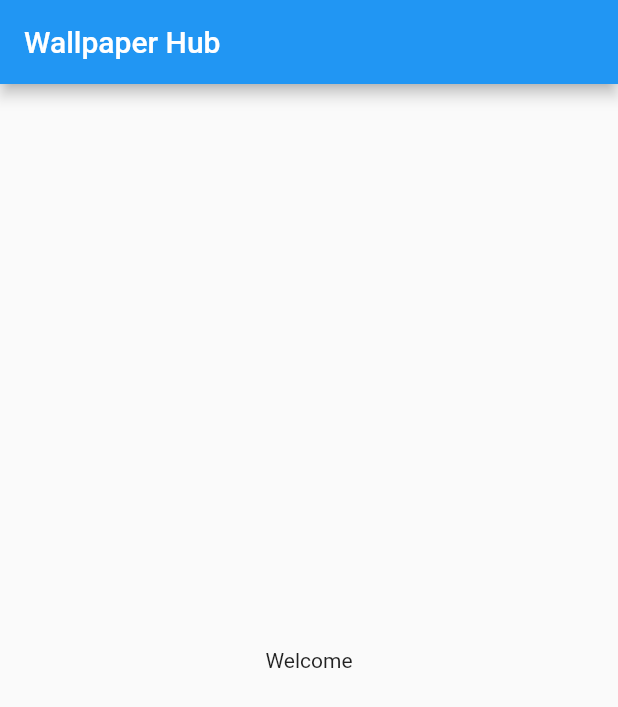
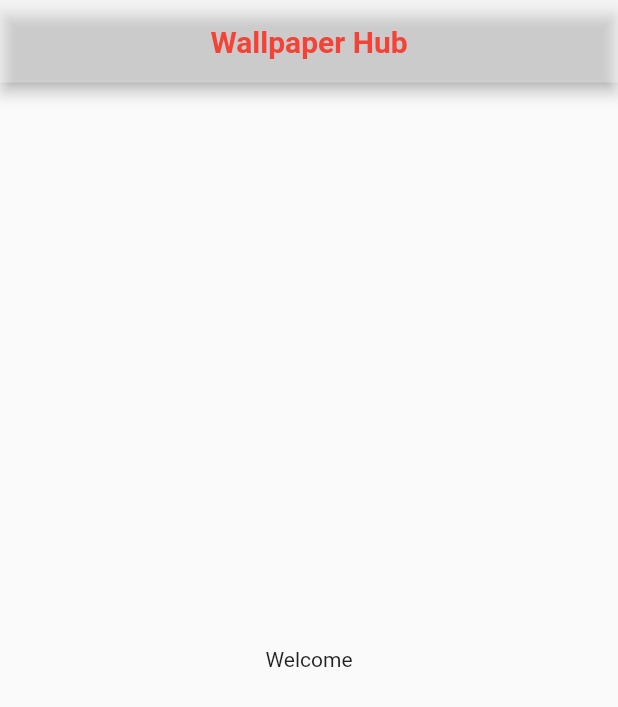
Before and after one commit to champ96k/wallpaper_hub, a Flutter app: the screen it shows after launch, on a phone screen of 412 x 824 dp. Shown: the top 707 px of the screen. Run offline on Flutter 3.47's test engine with Material 2 defaults, Android fonts, the phone set to English and light mode, and no system bars; our stand-ins replace flutter_svg.

Commit message:
basic setup implemented

```diff
--- /dev/null
+++ b/lib/core/app_configs/screen_names.dart
@@ -0,0 +1,3 @@
+class ScreenNames {
+  static const String homepage = 'HomePage';
+}
--- /dev/null
+++ b/lib/core/constants/constant.dart
@@ -0,0 +1 @@
+class Constants {}
--- /dev/null
+++ b/lib/core/core.dart
@@ -0,0 +1 @@
+//Exports core imports
--- a/lib/main.dart
+++ b/lib/main.dart
@@ -1,4 +1,5 @@
 import 'package:flutter/material.dart';
+import 'package:wallpaper_hub/src/material_app_home.dart';
 
 void main() {
   runApp(MyApp());
@@ -14,14 +15,7 @@ class MyApp extends StatelessWidget {
       theme: ThemeData(
         primarySwatch: Colors.blue,
       ),
-      home: Scaffold(
-        appBar: AppBar(
-          title: const Text("Wallpaper Hub"),
-        ),
-        body: const Center(
-          child: Text("Welcome"),
-        ),
-      ),
+      home: const MaterialAppHome(),
     );
   }
 }
--- /dev/null
+++ b/lib/src/material_app_home.dart
@@ -0,0 +1,16 @@
+import 'package:flutter/material.dart';
+import 'package:wallpaper_hub/src/widget/custom_app_bar.dart';
+
+class MaterialAppHome extends StatelessWidget {
+  const MaterialAppHome({Key? key}) : super(key: key);
+
+  @override
+  Widget build(BuildContext context) {
+    return Scaffold(
+      appBar: CustomAppBar(title: "Wallpaper Hub"),
+      body: const Center(
+        child: Text("Welcome"),
+      ),
+    );
+  }
+}
--- /dev/null
+++ b/lib/src/widget/custom_app_bar.dart
@@ -0,0 +1,46 @@
+import 'package:flutter/material.dart';
+
+class CustomAppBar extends StatefulWidget implements PreferredSizeWidget {
+  final List<Widget>? actions;
+  final bool? centerTitle;
+  final double? height;
+  final String title;
+
+  final Color backgroundColor;
+
+  CustomAppBar({
+    Key? key,
+    this.backgroundColor = Colors.white30,
+    this.actions,
+    required this.title,
+    this.height = 55.0,
+    this.centerTitle = true,
+  })  : preferredSize = Size.fromHeight(height!),
+        super(key: key);
+  @override
+  final Size preferredSize; // default is 56.0
+
+  @override
+  _CustomAppBarState createState() => _CustomAppBarState();
+}
+
+class _CustomAppBarState extends State<CustomAppBar> {
+  @override
+  Widget build(BuildContext context) {
+    return AppBar(
+      ///show status bar black color `Brightness.light`
+      ///for white color `Brightness.dark`
+      brightness: Brightness.dark,
+      backgroundColor: widget.backgroundColor,
+      centerTitle: widget.centerTitle,
+      actions: widget.actions == null ? [] : widget.actions,
+      title: Text(
+        widget.title,
+        style: const TextStyle(
+          color: Colors.red,
+          fontWeight: FontWeight.w600,
+        ),
+      ),
+    );
+  }
+}
```
Also changed, not shown: lib/core/app_configs/routes_generator.dart (added, +13 -0 lines), lib/gen/assets.gen.dart (added, +126 -0 lines), lib/gen/colors.gen.dart (added, +21 -0 lines), lib/src/home_screen/home_screen.dart (added, +16 -0 lines), lib/src/static_pages/error_screen.dart (added, +48 -0 lines), lib/src/static_pages/loading_screen.dart (added, +40 -0 lines), pubspec.yaml (+11 -5 lines), assets/images/crash404 copy.gif (added), assets/images/notFound .png (added), assets/images/push_notification .svg (added), pubspec.lock, 2 other files.
